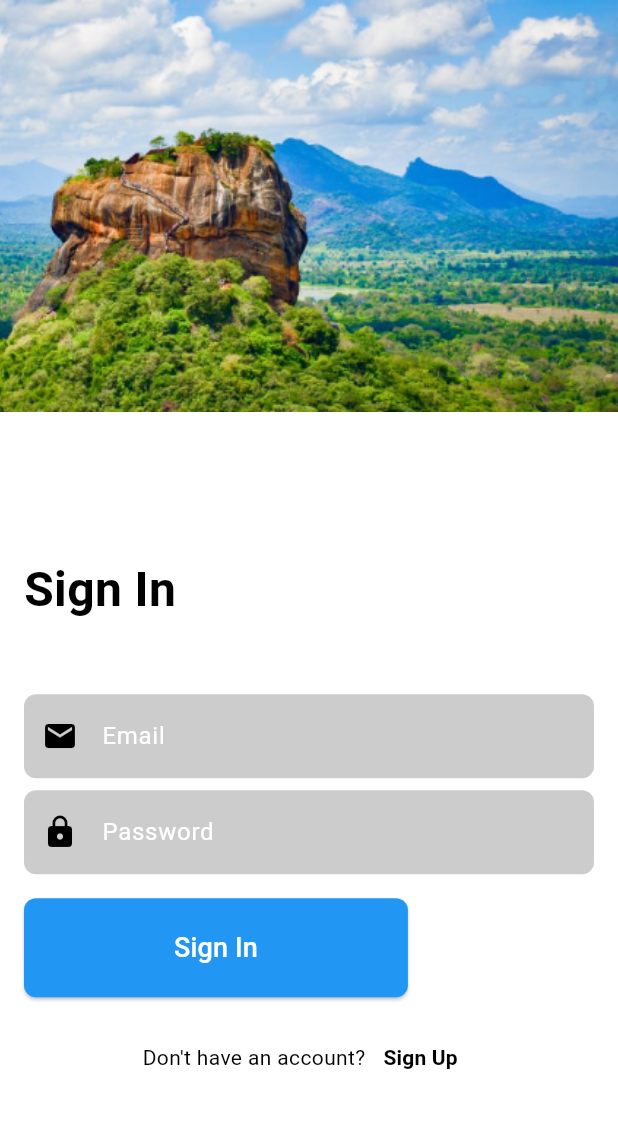
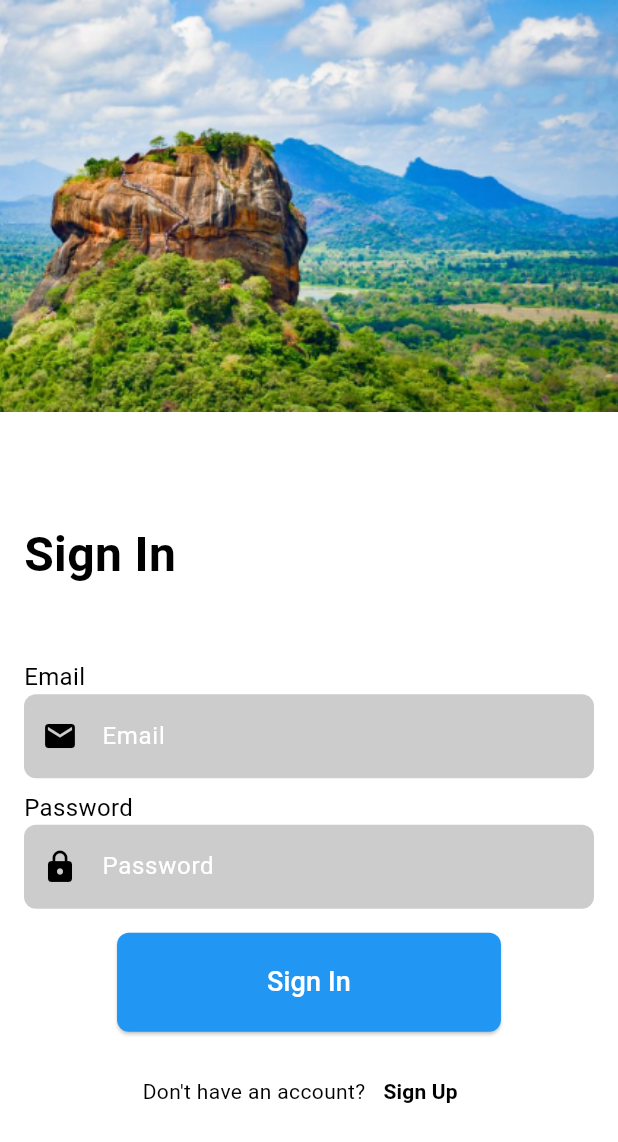
Before and after one commit to naamiahmed/TrekTempo, a Flutter app: the SignInPage screen opened directly, on a phone screen of 412 x 824 dp. Shown: the top 1142 px of the screen. Run offline on Flutter 3.47's test engine with Material 3 defaults, Android fonts, the phone set to English and light mode, and no system bars.

Commit message:
chore: Update Sign-In page with email and password fields

```diff
--- a/Front- End/lib/Pages/Sign-In-Up/SignIn.dart
+++ b/Front- End/lib/Pages/Sign-In-Up/SignIn.dart
@@ -48,11 +48,30 @@ class SignInPage extends StatelessWidget {
                           ),
                         ),
                         const SizedBox(height: 16),
+                         const Text(
+                          'Email',
+                          style: TextStyle(
+                            fontSize: 16,
+
+                            color: Color.fromARGB(255, 0, 0, 0),
+                          ),
+                        ),
                         _buildTextField(Icons.email, 'Email'),
                         const SizedBox(height: 8),
+                         const Text(
+                          'Password',
+                          style: TextStyle(
+                            fontSize: 16,
+
+                            color: Color.fromARGB(255, 0, 0, 0),
+                          ),
+                        ),
                         _buildPasswordField(Icons.lock, 'Password'),
                         const SizedBox(height: 16),
-                        ElevatedButton(
+                        Row(
+                          mainAxisAlignment: MainAxisAlignment.center,
+                          children: [
+                            ElevatedButton(
                           onPressed: () {
                             // Handle sign in
                           },
@@ -71,6 +90,10 @@ class SignInPage extends StatelessWidget {
                             ),
                           ),
                         ),
+                        ],
+                        ),
+
+
                         const SizedBox(height: 16),
                         Row(
                           mainAxisAlignment: MainAxisAlignment.center,
```
